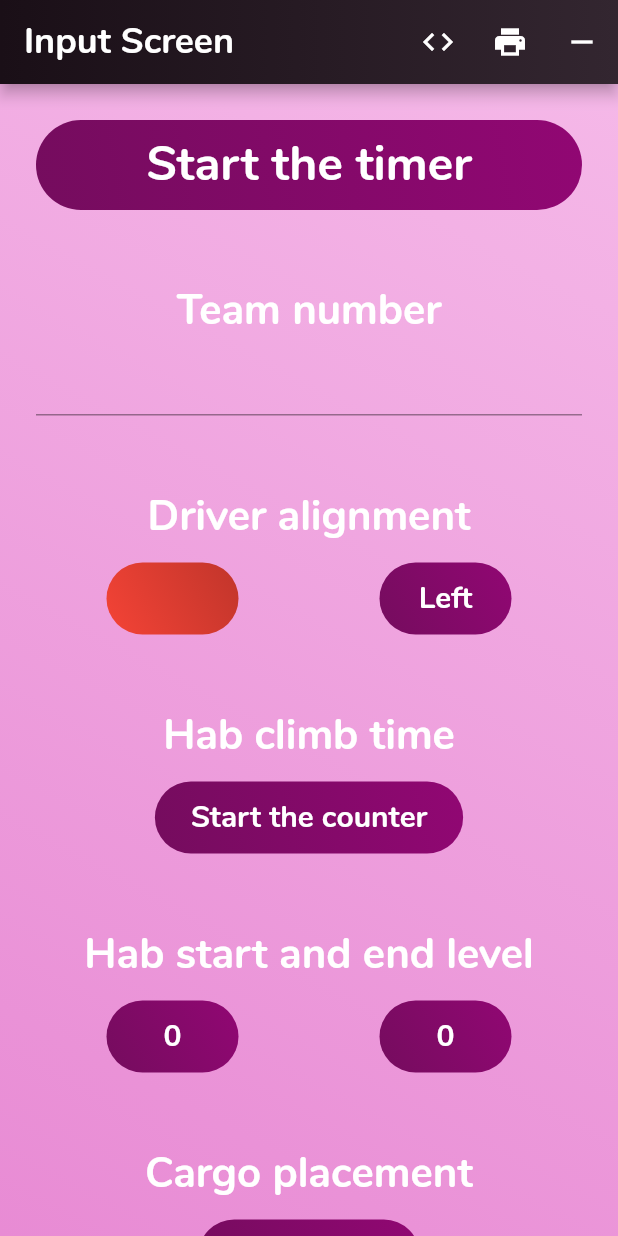
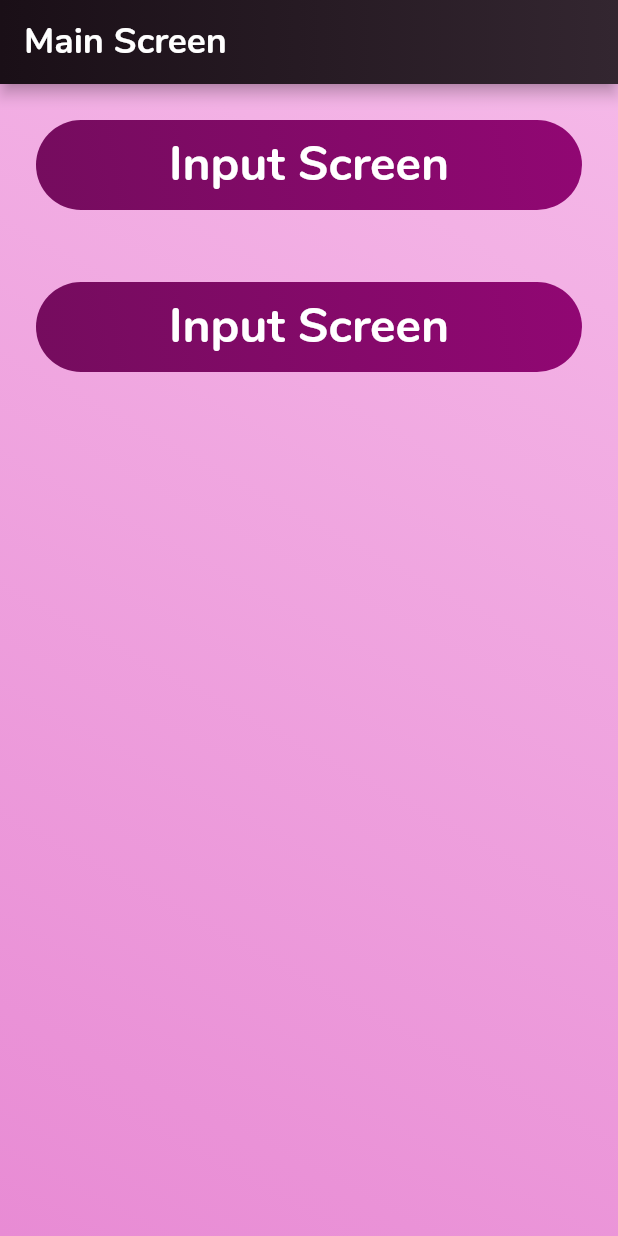
Before and after one commit to altalk23/scouting_app, a Flutter app: the screen it shows after launch, on a phone screen of 412 x 824 dp. Run offline on Flutter 3.47's test engine with Material 2 defaults, Android fonts, the phone set to English and light mode, and no system bars; our stand-ins replace gradient_app_bar, qr_flutter.

Commit message:
Main screen part 1, some fixes

```diff
--- a/lib/main.dart
+++ b/lib/main.dart
@@ -4,6 +4,7 @@ import 'package:path_provider/path_provider.dart';
 import 'package:flutter/material.dart';
 import 'package:qr_flutter/qr_flutter.dart';
 import 'package:scouting_app/screen/input_screen.dart';
+import 'package:scouting_app/screen/main_screen.dart';
 
 import 'package:scouting_app/widget/custom_button.dart';
 import 'package:scouting_app/widget/custom_label.dart';
@@ -31,7 +32,7 @@ class MyApp extends StatelessWidget {
             theme: ThemeData(
                 fontFamily: 'Nunito',
             ),
-            home: InputScreen(),
+            home: MainScreen(),
         );
     }
 }
--- a/lib/screen/input_screen.dart
+++ b/lib/screen/input_screen.dart
@@ -2,7 +2,6 @@ import 'dart:core';
 import 'dart:io';
 
 import 'package:flutter/material.dart';
-import 'package:gradient_app_bar/gradient_app_bar.dart';
 import 'package:path_provider/path_provider.dart';
 
 import 'package:scouting_app/input/autonomous_starts_with.dart';
@@ -17,9 +16,9 @@ import 'package:scouting_app/input/notes.dart';
 import 'package:scouting_app/input/robot_type_and_count.dart';
 import 'package:scouting_app/input/stopwatch.dart';
 import 'package:scouting_app/input/team_number.dart';
+import 'package:scouting_app/languagelooplist.dart';
 import 'package:scouting_app/loop_list.dart';
 import 'package:scouting_app/screen/qr_screen.dart';
-import 'package:scouting_app/widget/custom_label.dart';
 import 'package:scouting_app/widget/custom_scaffold.dart';
 
 import '../constant.dart';
@@ -57,41 +56,12 @@ class _InputScreen extends State<InputScreen> {
     TextEditingController notes = new TextEditingController();
     TextEditingController defense = new TextEditingController();
 
-    _InputScreen() {
-        _initialization();
-    }
-
-    void _initialization() {
-        // All text initializations
-        labelList['stopwatch'] = new LoopList(['Start the timer', 'End the timer']);
-        labelList['team_number'] = new LoopList(['Team number']);
-        labelList['driver_station'] = new LoopList(['Driver alignment']);
-        labelList['driver_station_alignment'] = new LoopList(['Left', 'Middle', 'Right']);
-        labelList['driver_station_color'] = new LoopList([Colors.red, Colors.blue]);
-        labelList['hab_level'] = new LoopList(['Hab start and end level']);
-        labelList['hab_start_level'] = new LoopList(['0', '1', '2', '3']);
-        labelList['hab_end_level'] = new LoopList(['0', '1', '2', '3']);
-        labelList['hab_climb'] = new LoopList(['Hab climb time']);
-        labelList['hab_climb_time'] = new LoopList(['Start the counter', 'End the counter', '%counter']);
-        labelList['cargo'] = new LoopList(['Cargo placement', 'Set place']);
-        labelList['cargo_state'] = new LoopList(['Take cargo', 'Place cargo']);
-        labelList['hatch'] = new LoopList(['Hatch placement', 'Set place']);
-        labelList['hatch_state'] = new LoopList(['Take hatch', 'Place hatch']);
-        labelList['robot'] = new LoopList(['Robot type and count']);
-        labelList['robot_type'] = new LoopList(['Teleop', 'Autonomous', 'Mixed']);
-        labelList['robot_count'] = new LoopList(['1', '2', '3']);
-        labelList['crossing_line'] = new LoopList(['Does it cross the line']);
-        labelList['autonomous'] = new LoopList(['Autonomous starts with']);
-        labelList['autonomous_starts'] = new LoopList(['Cargo', 'Hatch', 'Mixed']);
-        labelList['defense_notes'] = new LoopList(['Defense notes']);
-        labelList['notes'] = new LoopList(['Notes']);
-        labelList['title'] = new LoopList(['Input Screen']);
-
-        _reset();
-    }
+    _InputScreen();
 
     void _reset() {
-        // All map initializations
+        labelList.forEach((key, value) {
+            if (key != 'stopwatch') labelList[key].start = 0;
+        });
         mainMap['team_number'] = '';
         mainMap['driver_station_alignment'] = labelList['driver_station_alignment'][0];
         mainMap['driver_station_color'] = labelList['driver_station_color'][0];
@@ -110,10 +80,9 @@ class _InputScreen extends State<InputScreen> {
         mainMap['autonomous_starts'] = labelList['autonomous_starts'][0];
         mainMap['defense_notes'] = '';
         mainMap['notes'] = '';
-
-        labelList.forEach((key, value) {
-            labelList[key].start = 0;
-        });
+        teamNumber.text = "";
+        defense.text = "";
+        notes.text = "";
     }
 
     String fileContent;
@@ -153,6 +122,8 @@ class _InputScreen extends State<InputScreen> {
     void initState() {
         super.initState();
         _readFile();
+        labelList = getInput("tr");
+        _reset();
     }
 
     @override
@@ -160,21 +131,6 @@ class _InputScreen extends State<InputScreen> {
         // TODO: implement build
         return CustomScaffold(
             actions: <Widget>[
-                IconButton(
-                    icon: Icon(Icons.code),
-                    onPressed: () {
-                        Navigator.push(
-                            context,
-                            MaterialPageRoute(
-                                builder: (context) {
-                                    return QRScreen(
-                                        history: history,
-                                    );
-                                },
-                            ),
-                        );
-                    },
-                ),
                 IconButton(
                     icon: Icon(Icons.print),
                     onPressed: () {
@@ -211,11 +167,8 @@ class _InputScreen extends State<InputScreen> {
                                     _writeFile(history.join("\t"));
                                 }
                                 setState(() {
+                                    labelList['stopwatch'].loop();
                                     _reset();
-                                    teamNumber.text = "";
-                                    defense.text = "";
-                                    notes.text = "";
-                                    labelList['stopwatch'].loop();
                                 });
                             },
                         ),
--- a/lib/screen/main_screen.dart
+++ b/lib/screen/main_screen.dart
@@ -1 +1,65 @@
-import 'dart:core';
+import 'package:flutter/material.dart';
+import 'package:scouting_app/screen/qr_screen.dart';
+import 'package:scouting_app/widget/custom_button.dart';
+import 'package:scouting_app/widget/custom_label.dart';
+import 'package:scouting_app/widget/custom_scaffold.dart';
+
+import '../constant.dart';
+import 'input_screen.dart';
+
+class MainScreen extends StatefulWidget {
+    @override
+    _MainScreen createState() => _MainScreen();
+}
+
+class _MainScreen extends State<MainScreen> {
+
+    @override
+    Widget build(BuildContext context) {
+        return CustomScaffold(
+            title: "Main Screen",
+            child: ListView(
+                children: <Widget>[
+                    Padding(
+                        padding: const EdgeInsets.all(Constant.largePadding),
+                        child: CustomButton(
+                            child: CustomLabel(
+                                "Input Screen",
+                                fontSize: Constant.largeFont,
+                            ),
+                            onPressed: () {
+                                Navigator.push(
+                                    context,
+                                    MaterialPageRoute(
+                                        builder: (context) {
+                                            return InputScreen();
+                                        },
+                                    ),
+                                );
+                            },
+                        ),
+                    ),
+                    Padding(
+                        padding: const EdgeInsets.all(Constant.largePadding),
+                        child: CustomButton(
+                            child: CustomLabel(
+                                "Input Screen",
+                                fontSize: Constant.largeFont,
+                            ),
+                            onPressed: () {
+                                Navigator.push(
+                                    context,
+                                    MaterialPageRoute(
+                                        builder: (context) {
+                                            return QRScreen();
+                                        },
+                                    ),
+                                );
+                            },
+                        ),
+                    ),
+                ],
+            ),
+        );
+    }
+}
```
Also changed, not shown: lib/languagelooplist.dart (added, +64 -0 lines), lib/screen/qr_screen.dart (+9 -9 lines).
